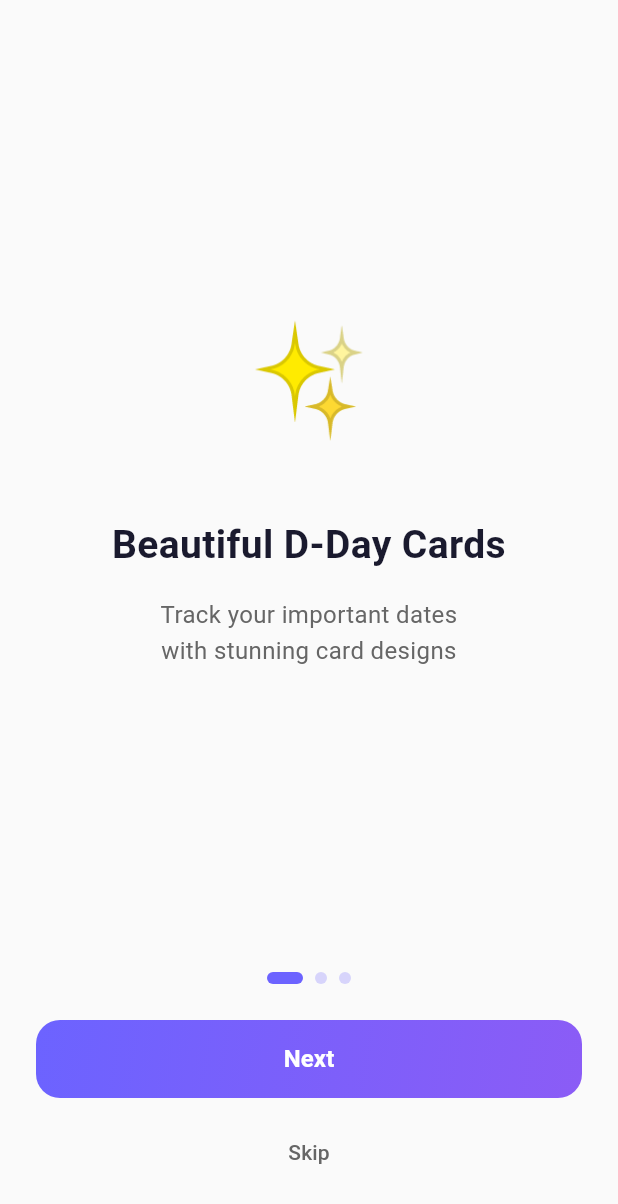
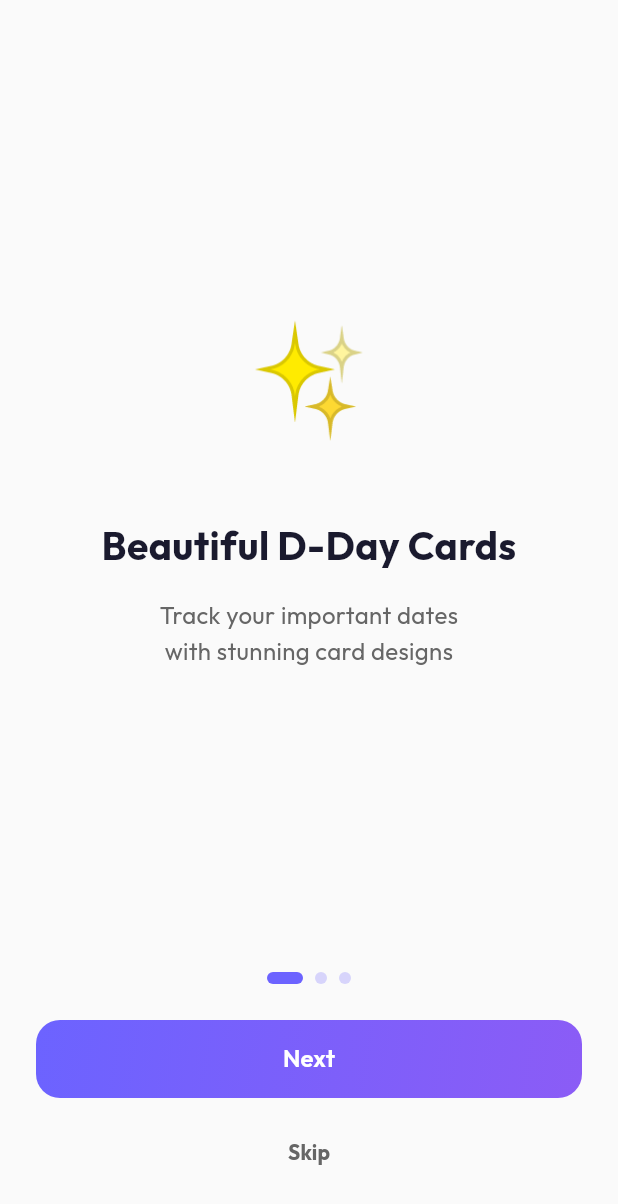
Before and after one commit to JayPark-8012/DayCount, a Flutter app: the screen it shows after launch, on a phone screen of 412 x 824 dp. Shown: the top 1204 px of the screen. Run offline on Flutter 3.47's test engine with Material 3 defaults, Android fonts, the phone set to English and light mode, and no system bars; our stand-ins replace emoji_picker_flutter, flutter_riverpod, google_fonts, sqflite, sqflite_common_ffi_web; accounts and stored records are empty.

Commit message:
T2.1 — 앱 테마 시스템

```diff
--- a/lib/app.dart
+++ b/lib/app.dart
@@ -2,7 +2,7 @@ import 'package:flutter/material.dart';
 import 'package:flutter_localizations/flutter_localizations.dart';
 import 'package:flutter_riverpod/flutter_riverpod.dart';
 
-import 'core/constants/app_colors.dart';
+import 'core/theme/app_theme.dart';
 import 'features/home/home_screen.dart';
 import 'features/onboarding/onboarding_screen.dart';
 import 'l10n/app_localizations.dart';
@@ -34,18 +34,8 @@ class DayCountApp extends ConsumerWidget {
         Locale('en'),
         Locale('ko'),
       ],
-      theme: ThemeData(
-        brightness: Brightness.light,
-        useMaterial3: true,
-        scaffoldBackgroundColor: AppColors.backgroundLight,
-        colorSchemeSeed: AppColors.primaryColor,
-      ),
-      darkTheme: ThemeData(
-        brightness: Brightness.dark,
-        useMaterial3: true,
-        scaffoldBackgroundColor: AppColors.backgroundDark,
-        colorSchemeSeed: AppColors.primaryColor,
-      ),
+      theme: AppTheme.lightTheme,
+      darkTheme: AppTheme.darkTheme,
       home: onboardingDone ? const HomeScreen() : const OnboardingScreen(),
     );
   }
--- a/lib/core/constants/app_colors.dart
+++ b/lib/core/constants/app_colors.dart
@@ -24,9 +24,13 @@ class AppColors {
   static const textDisabledDark = Color(0xFF666680);
   static const dividerDark = Color(0xFF3A3A5C);
 
-  // Status
+  // Status (light)
   static const errorColor = Color(0xFFE53935);
   static const successColor = Color(0xFF43A047);
+
+  // Status (dark)
+  static const errorColorDark = Color(0xFFEF5350);
+  static const successColorDark = Color(0xFF66BB6A);
 
   // Gradients
   static const primaryGradient = LinearGradient(
--- /dev/null
+++ b/lib/core/theme/app_theme.dart
@@ -0,0 +1,266 @@
+import 'package:flutter/material.dart';
+import 'package:google_fonts/google_fonts.dart';
+
+import '../constants/app_colors.dart';
+import '../constants/app_config.dart';
+
+class AppTheme {
+  AppTheme._();
+
+  // ---------------------------------------------------------------------------
+  // Light theme
+  // ---------------------------------------------------------------------------
+
+  static final ThemeData lightTheme = ThemeData(
+    brightness: Brightness.light,
+    useMaterial3: true,
+    scaffoldBackgroundColor: AppColors.backgroundLight,
+    colorScheme: const ColorScheme.light(
+      primary: AppColors.primaryColor,
+      secondary: AppColors.secondaryColor,
+      tertiary: AppColors.accentColor,
+      surface: AppColors.surfaceLight,
+      error: AppColors.errorColor,
+      onPrimary: Colors.white,
+      onSecondary: Colors.white,
+      onSurface: AppColors.textPrimaryLight,
+      onError: Colors.white,
+      outline: AppColors.dividerLight,
+    ),
+    textTheme: _buildTextTheme(Brightness.light),
+    appBarTheme: const AppBarTheme(
+      backgroundColor: Colors.transparent,
+      elevation: 0,
+      scrolledUnderElevation: 0,
+      iconTheme: IconThemeData(
+        color: AppColors.textPrimaryLight,
+        size: 18,
+      ),
+      titleTextStyle: TextStyle(
+        fontSize: 17,
+        fontWeight: FontWeight.w700,
+        color: AppColors.textPrimaryLight,
+      ),
+    ),
+    dividerTheme: const DividerThemeData(
+      color: AppColors.dividerLight,
+      thickness: 1,
+    ),
+    inputDecorationTheme: InputDecorationTheme(
+      filled: true,
+      fillColor: AppColors.surfaceLight,
+      hintStyle: const TextStyle(color: AppColors.textDisabledLight),
+      contentPadding: const EdgeInsets.symmetric(horizontal: 16, vertical: 14),
+      border: OutlineInputBorder(
+        borderRadius: BorderRadius.circular(AppConfig.milestoneCardRadius),
+        borderSide: const BorderSide(color: AppColors.dividerLight),
+      ),
+      enabledBorder: OutlineInputBorder(
+        borderRadius: BorderRadius.circular(AppConfig.milestoneCardRadius),
+        borderSide: const BorderSide(color: AppColors.dividerLight),
+      ),
+      focusedBorder: OutlineInputBorder(
+        borderRadius: BorderRadius.circular(AppConfig.milestoneCardRadius),
+        borderSide: const BorderSide(color: AppColors.primaryColor),
+      ),
+    ),
+    filledButtonTheme: FilledButtonThemeData(
+      style: FilledButton.styleFrom(
+        backgroundColor: AppColors.primaryColor,
+        foregroundColor: Colors.white,
+        disabledBackgroundColor: AppColors.dividerLight,
+        shape: RoundedRectangleBorder(
+          borderRadius: BorderRadius.circular(AppConfig.buttonRadius),
+        ),
+        textStyle: const TextStyle(
+          fontSize: 16,
+          fontWeight: FontWeight.w700,
+        ),
+      ),
+    ),
+    textButtonTheme: TextButtonThemeData(
+      style: TextButton.styleFrom(
+        foregroundColor: AppColors.textSecondaryLight,
+      ),
+    ),
+    progressIndicatorTheme: const ProgressIndicatorThemeData(
+      color: AppColors.primaryColor,
+    ),
+    datePickerTheme: const DatePickerThemeData(
+      headerBackgroundColor: AppColors.primaryColor,
+      headerForegroundColor: Colors.white,
+    ),
+  );
+
+  // ---------------------------------------------------------------------------
+  // Dark theme
+  // ---------------------------------------------------------------------------
+
+  static final ThemeData darkTheme = ThemeData(
+    brightness: Brightness.dark,
+    useMaterial3: true,
+    scaffoldBackgroundColor: AppColors.backgroundDark,
+    colorScheme: const ColorScheme.dark(
+      primary: AppColors.primaryColor,
+      secondary: AppColors.secondaryColor,
+      tertiary: AppColors.accentColor,
+      surface: AppColors.surfaceDark,
+      error: AppColors.errorColorDark,
+      onPrimary: Colors.white,
+      onSecondary: Colors.white,
+      onSurface: AppColors.textPrimaryDark,
+      onError: Colors.white,
+      outline: AppColors.dividerDark,
+    ),
+    textTheme: _buildTextTheme(Brightness.dark),
+    appBarTheme: const AppBarTheme(
+      backgroundColor: Colors.transparent,
+      elevation: 0,
+      scrolledUnderElevation: 0,
+      iconTheme: IconThemeData(
+        color: AppColors.textPrimaryDark,
+        size: 18,
+      ),
+      titleTextStyle: TextStyle(
+        fontSize: 17,
+        fontWeight: FontWeight.w700,
+        color: AppColors.textPrimaryDark,
+      ),
+    ),
+    dividerTheme: const DividerThemeData(
+      color: AppColors.dividerDark,
+      thickness: 1,
+    ),
+    inputDecorationTheme: InputDecorationTheme(
+      filled: true,
+      fillColor: AppColors.surfaceDark,
+      hintStyle: const TextStyle(color: AppColors.textDisabledDark),
+      contentPadding: const EdgeInsets.symmetric(horizontal: 16, vertical: 14),
+      border: OutlineInputBorder(
+        borderRadius: BorderRadius.circular(AppConfig.milestoneCardRadius),
+        borderSide: const BorderSide(color: AppColors.dividerDark),
+      ),
+      enabledBorder: OutlineInputBorder(
+        borderRadius: BorderRadius.circular(AppConfig.milestoneCardRadius),
+        borderSide: const BorderSide(color: AppColors.dividerDark),
+      ),
+      focusedBorder: OutlineInputBorder(
+        borderRadius: BorderRadius.circular(AppConfig.milestoneCardRadius),
+        borderSide: const BorderSide(color: AppColors.primaryColor),
+      ),
+    ),
+    filledButtonTheme: FilledButtonThemeData(
+      style: FilledButton.styleFrom(
+        backgroundColor: AppColors.primaryColor,
+        foregroundColor: Colors.white,
+        disabledBackgroundColor: AppColors.surfaceDark,
+        shape: RoundedRectangleBorder(
+          borderRadius: BorderRadius.circular(AppConfig.buttonRadius),
+        ),
+        textStyle: const TextStyle(
+          fontSize: 16,
+          fontWeight: FontWeight.w700,
+        ),
+      ),
+    ),
+    textButtonTheme: TextButtonThemeData(
+      style: TextButton.styleFrom(
+        foregroundColor: AppColors.textSecondaryDark,
+      ),
+    ),
+    progressIndicatorTheme: const ProgressIndicatorThemeData(
+      color: AppColors.primaryColor,
+    ),
+    datePickerTheme: const DatePickerThemeData(
+      headerBackgroundColor: AppColors.primaryColor,
+      headerForegroundColor: Colors.white,
+    ),
+  );
+
+  // ---------------------------------------------------------------------------
+  // Text theme with Outfit font (Korean falls back to system default)
+  // ---------------------------------------------------------------------------
+
+  static TextTheme _buildTextTheme(Brightness brightness) {
+    final color = brightness == Brightness.light
+        ? AppColors.textPrimaryLight
+        : AppColors.textPrimaryDark;
+
+    // GoogleFonts.outfitTextTheme creates a full TextTheme using Outfit.
+    // For Korean characters, Flutter automatically falls back to system font.
+    final base = GoogleFonts.outfitTextTheme(
+      brightness == Brightness.light
+          ? ThemeData.light().textTheme
+          : ThemeData.dark().textTheme,
+    );
+
+    return base.copyWith(
+      // 72pt – Detail main number
+      displayLarge: GoogleFonts.outfit(
+        fontSize: 72,
+        fontWeight: FontWeight.w800,
+        letterSpacing: -3.0,
+        color: color,
+      ),
+      // 22pt – Detail sub number, timeline number
+      displayMedium: GoogleFonts.outfit(
+        fontSize: 22,
+        fontWeight: FontWeight.w800,
+        letterSpacing: -1.0,
+        color: color,
+      ),
+      // 36pt – Home card large number
+      displaySmall: GoogleFonts.outfit(
+        fontSize: 36,
+        fontWeight: FontWeight.w800,
+        letterSpacing: -1.0,
+        color: color,
+      ),
+      // 22pt – App title
+      titleLarge: GoogleFonts.outfit(
+        fontSize: 22,
+        fontWeight: FontWeight.w700,
+        letterSpacing: -0.5,
+        color: color,
+      ),
+      // 17pt – Section header
+      titleMedium: GoogleFonts.outfit(
+        fontSize: 17,
+        fontWeight: FontWeight.w700,
+        letterSpacing: -0.5,
+        color: color,
+      ),
+      // 16pt – Card title
+      titleSmall: GoogleFonts.outfit(
+        fontSize: 16,
+        fontWeight: FontWeight.w700,
+        letterSpacing: -0.5,
+        color: color,
+      ),
+      // 14pt – Body text
+      bodyMedium: GoogleFonts.outfit(
+        fontSize: 14,
+        fontWeight: FontWeight.w400,
+        color: color,
+      ),
+      // 12pt – Caption
+      bodySmall: GoogleFonts.outfit(
+        fontSize: 12,
+        fontWeight: FontWeight.w600,
+        color: color,
+      ),
+      // 16pt – Button text
+      labelLarge: GoogleFonts.outfit(
+        fontSize: 16,
+        fontWeight: FontWeight.w700,
+        color: color,
+      ),
+      // 11pt – Very small text
+      labelSmall: GoogleFonts.outfit(
+        fontSize: 11,
+        fontWeight: FontWeight.w600,
+        color: color,
+      ),
+    );
+  }
+}
--- /dev/null
+++ b/lib/core/theme/theme_provider.dart
@@ -0,0 +1,2 @@
+export '../../providers/settings_providers.dart'
+    show themeModeProvider, ThemeModeNotifier;
--- a/lib/main.dart
+++ b/lib/main.dart
@@ -1,9 +1,17 @@
+import 'package:flutter/foundation.dart' show kIsWeb;
 import 'package:flutter/material.dart';
 import 'package:flutter_riverpod/flutter_riverpod.dart';
+import 'package:sqflite/sqflite.dart';
+import 'package:sqflite_common_ffi_web/sqflite_ffi_web.dart';
 
 import 'app.dart';
 
 void main() {
   WidgetsFlutterBinding.ensureInitialized();
+
+  if (kIsWeb) {
+    databaseFactory = databaseFactoryFfiWeb;
+  }
+
   runApp(const ProviderScope(child: DayCountApp()));
 }
--- a/pubspec.yaml
+++ b/pubspec.yaml
@@ -17,6 +17,7 @@ dependencies:
 
   # Local DB
   sqflite: ^2.4.2
+  sqflite_common_ffi_web: ^0.4.5+2
   path_provider: ^2.1.5
   path: ^1.9.1
 
```
Also changed, not shown: pubspec.lock.
